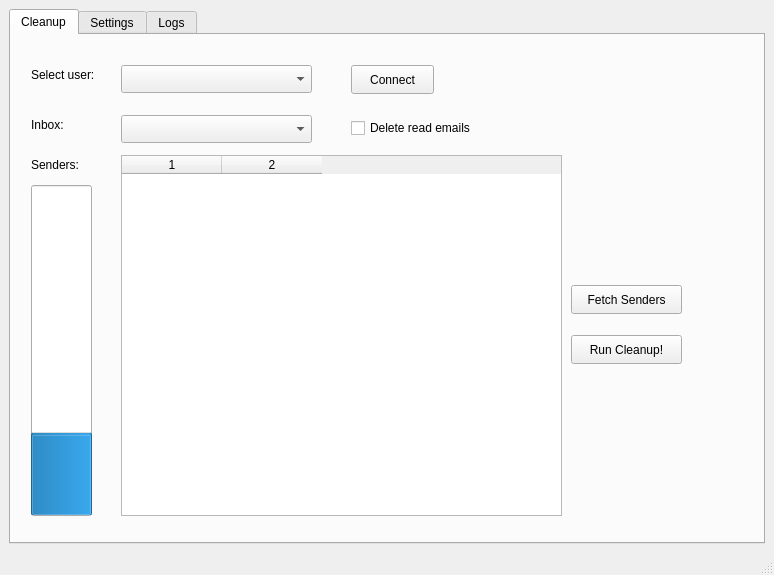
First picture: the form in src/MainWindow/mainwindow.ui, repository BaroRai/email-cleaner, before the edit.
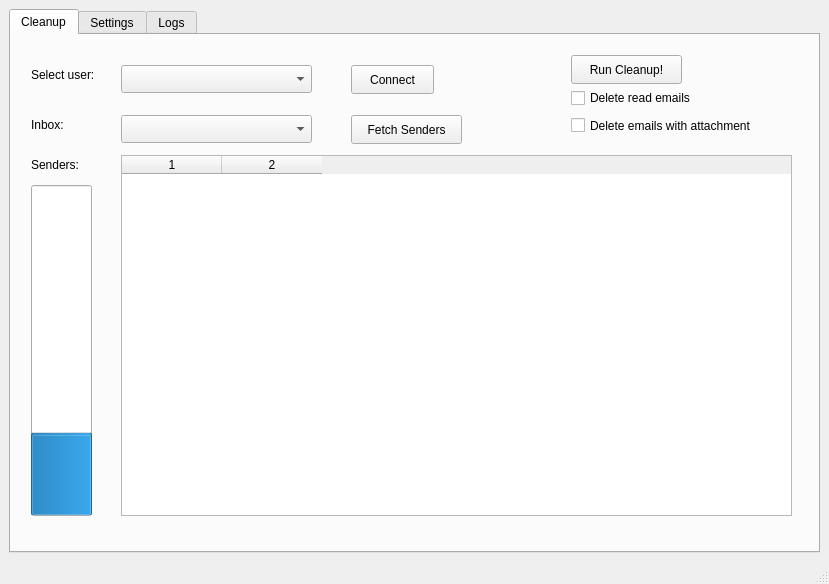
Second picture: the form after the edit.

The edit to the form file:
```diff
--- a/src/MainWindow/mainwindow.ui
+++ b/src/MainWindow/mainwindow.ui
@@ -6,8 +6,8 @@
    <rect>
     <x>0</x>
     <y>0</y>
-    <width>774</width>
-    <height>575</height>
+    <width>829</width>
+    <height>584</height>
    </rect>
   </property>
   <property name="windowTitle">
@@ -15,7 +15,7 @@
   </property>
   <widget class="QWidget" name="centralwidget">
    <layout class="QGridLayout" name="gridLayout">
-    <item row="0" column="1">
+    <item row="0" column="0">
      <widget class="QTabWidget" name="tabWidget">
       <property name="tabPosition">
        <enum>QTabWidget::TabPosition::North</enum>
@@ -59,8 +59,8 @@
        <widget class="QCheckBox" name="deleteReadCheckBox">
         <property name="geometry">
          <rect>
-          <x>340</x>
-          <y>80</y>
+          <x>560</x>
+          <y>50</y>
           <width>151</width>
           <height>26</height>
          </rect>
@@ -76,7 +76,7 @@
         <property name="geometry">
          <rect>
           <x>560</x>
-          <y>300</y>
+          <y>20</y>
           <width>111</width>
           <height>29</height>
          </rect>
@@ -91,8 +91,8 @@
        <widget class="QPushButton" name="fetchSenderButton">
         <property name="geometry">
          <rect>
-          <x>560</x>
-          <y>250</y>
+          <x>340</x>
+          <y>80</y>
           <width>111</width>
           <height>29</height>
          </rect>
@@ -158,7 +158,7 @@
          <rect>
           <x>110</x>
           <y>120</y>
-          <width>441</width>
+          <width>671</width>
           <height>361</height>
          </rect>
         </property>
@@ -193,6 +193,22 @@
          <enum>Qt::Orientation::Vertical</enum>
         </property>
        </widget>
+       <widget class="QCheckBox" name="deleteWithAttach">
+        <property name="geometry">
+         <rect>
+          <x>560</x>
+          <y>80</y>
+          <width>231</width>
+          <height>21</height>
+         </rect>
+        </property>
+        <property name="toolTip">
+         <string>check if you want to delete already read emails. In default only unread emails will be deleted.</string>
+        </property>
+        <property name="text">
+         <string>Delete emails with attachment</string>
+        </property>
+       </widget>
       </widget>
       <widget class="QWidget" name="s_tab">
        <attribute name="title">
```
